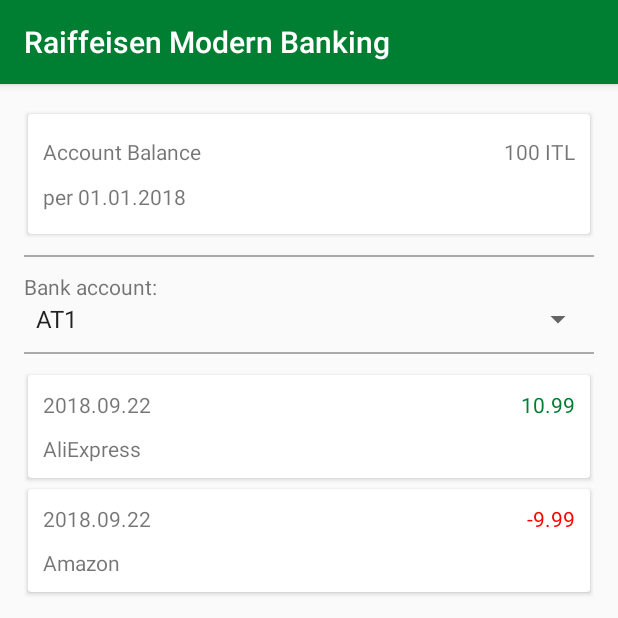
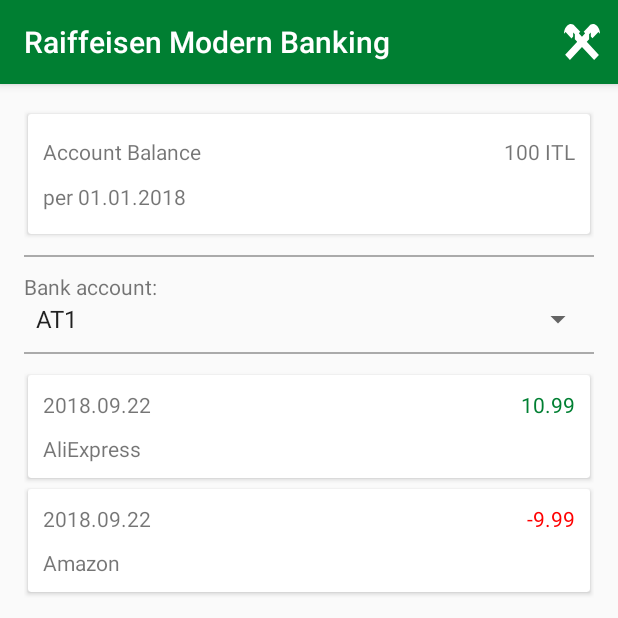
Before and after one commit to david-kroell/guada-zohlarei, an Android app: the MainActivity screen opened directly, with no data from a screen before it, on a phone screen of 412 x 824 dp, the top half of it. Run offline under Robolectric (Android 15) with nearby library versions, the phone set to English and light mode, and no system bars.

Commit message:
raiffeisen logo

```diff
--- a/app/src/main/java/backslash/at/smartbank/MainActivity.java
+++ b/app/src/main/java/backslash/at/smartbank/MainActivity.java
@@ -10,6 +10,8 @@
 import android.support.v7.app.AppCompatActivity;
 import android.os.Bundle;
 import android.util.Log;
+import android.view.Menu;
+import android.view.MenuInflater;
 import android.view.MenuItem;
 
 import java.lang.reflect.Field;
@@ -36,18 +38,19 @@
                         switch (item.getItemId()) {
                             case R.id.action_overview:
                                 selectedFragment = OverviewFragment.newInstance();
+                                setTitle("Financial Overview");
                                 break;
                             case R.id.action_bills:
                                 selectedFragment = BillsFragment.newInstance();
+                                setTitle("Bill Management");
                                 break;
-//                            case R.id.action_stocks:
-//                                selectedFragment = StocksFragment.newInstance();
-//                                break;
                             case R.id.action_quick_send:
                                 selectedFragment = QuickSendFragment.newInstance();
+                                setTitle("Quick Send");
                                 break;
                             case R.id.action_account:
                                 selectedFragment = AccountFragment.newInstance();
+                                setTitle("Account Information");
                                 break;
                         }
                         FragmentTransaction transaction = getSupportFragmentManager().beginTransaction();
@@ -90,4 +93,11 @@
             }
         }
     }
+
+    @Override
+    public boolean onCreateOptionsMenu(Menu menu) {
+        MenuInflater inflater = getMenuInflater();
+        inflater.inflate(R.menu.menu_raiffeisen, menu);
+        return super.onCreateOptionsMenu(menu);
+    }
 }
--- /dev/null
+++ b/app/src/main/res/menu/menu_raiffeisen.xml
@@ -0,0 +1,8 @@
+<?xml version="1.0" encoding="utf-8"?>
+<menu xmlns:android="http://schemas.android.com/apk/res/android"
+    xmlns:app="http://schemas.android.com/apk/res-auto">
+    <item
+        android:icon="@drawable/ic_raiffeisen"
+        android:title="Raiffeisen"
+        app:showAsAction="always|withText"/>
+</menu>
```
